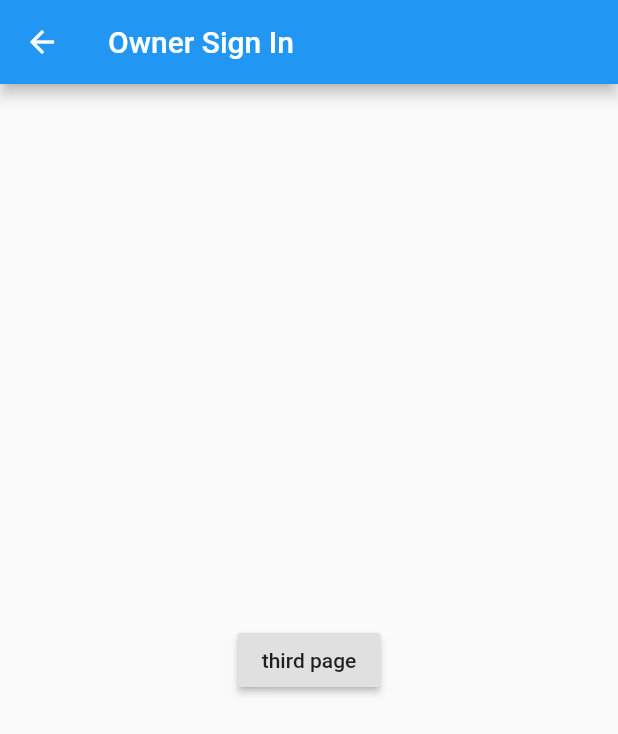
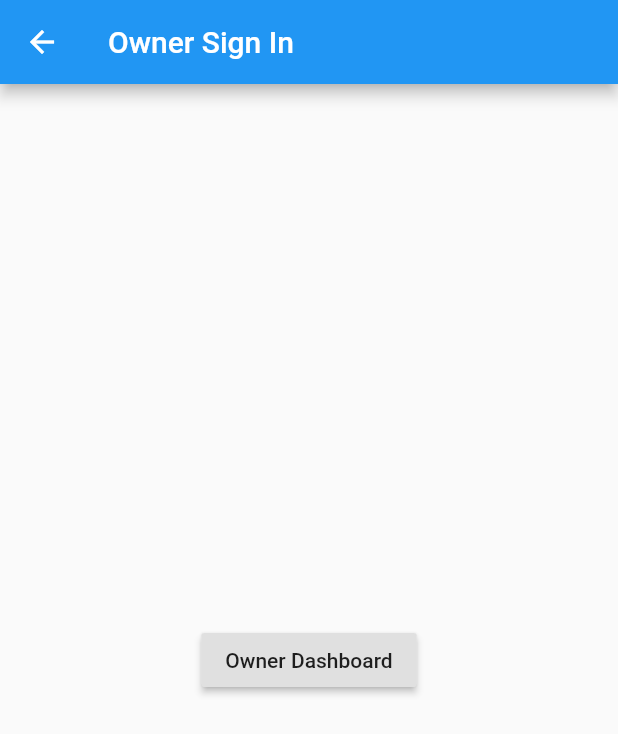
Before and after one commit to veronicakate/f_e_access_the_city, a Flutter app: the OwnerSignIn screen opened directly, on a phone screen of 412 x 824 dp. Shown: the top 734 px of the screen. Run offline on Flutter 3.47's test engine with Material 2 defaults, Android fonts, the phone set to English and light mode, and no system bars.

Commit message:
update the owner sign in page navigation

```diff
--- a/access_the_city/lib/pages/owners/sign_in_owner.dart
+++ b/access_the_city/lib/pages/owners/sign_in_owner.dart
@@ -1,5 +1,5 @@
 import 'package:flutter/material.dart';
-import 'package:access_the_city/pages/owners/landing_owner_page.dart';
+import 'package:access_the_city/pages/owners/owner_dashboard.dart';
 
 class OwnerSignIn extends StatelessWidget {
   @override
@@ -10,11 +10,11 @@ class OwnerSignIn extends StatelessWidget {
       ),
       body: Center(
         child: RaisedButton(
-          child: Text('third page'),
+          child: Text('Owner Dashboard'),
           onPressed: () {
             Navigator.push(
               context,
-              MaterialPageRoute(builder: (context) => OwnerLanding()),
+              MaterialPageRoute(builder: (context) => OwnerDashboard()),
             );
           },
         ),
```
